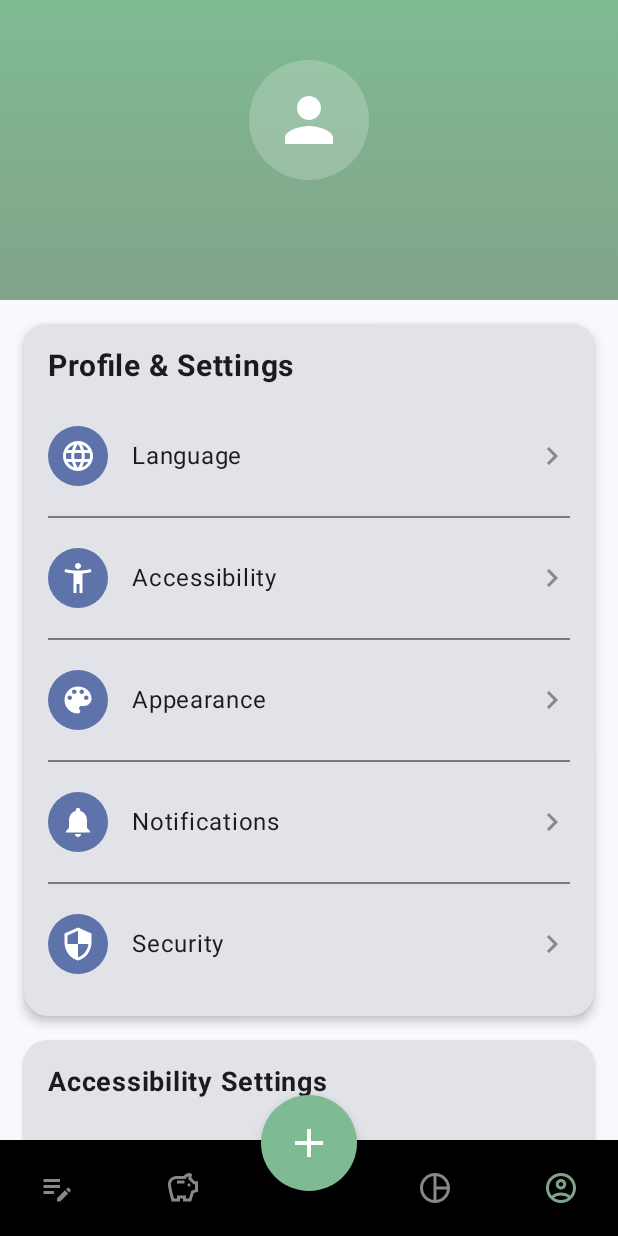
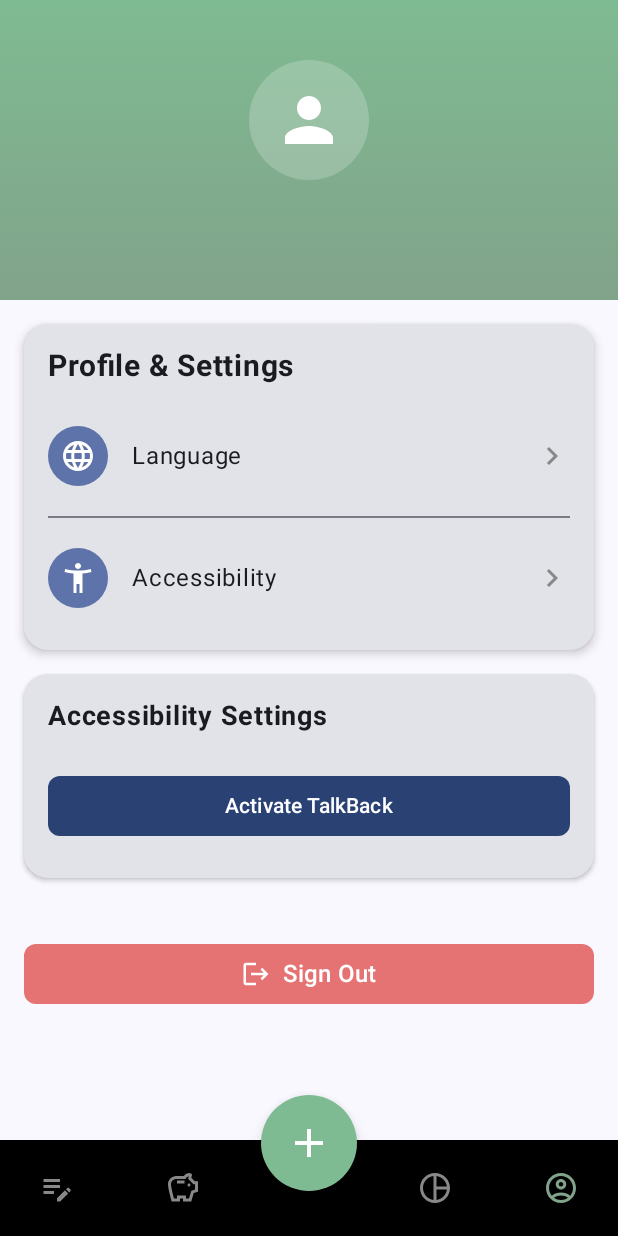
Before and after one commit to Aditya-Kumar-33/MoneyMind, an Android app built with Jetpack Compose: the ProfilePage screen opened through its navigation route, on a phone screen of 412 x 824 dp. Run offline under Robolectric (Android 15) with nearby library versions, the phone set to English and light mode, and no system bars; our stand-ins replace Firebase (no records; nobody signed in at launch, a user with empty details on screens opened directly), Room's generated code, livedata-compose.

Commit message:
Remove appearance, notifications, and security settings from app

```diff
--- a/app/src/main/java/com/example/moneymind/NavigationController.kt
+++ b/app/src/main/java/com/example/moneymind/NavigationController.kt
@@ -182,27 +182,6 @@ fun NavigationController(
                             languageViewModel = languageViewModel
                         )
                     }
-
-                    // Appearance settings route
-                    composable(APPEARANCE_SETTINGS_ROUTE) {
-                        AppearanceSettingsPage(
-                            navController = navController
-                        )
-                    }
-
-                    // Notifications settings route
-                    composable(NOTIFICATIONS_SETTINGS_ROUTE) {
-                        NotificationsSettingsPage(
-                            navController = navController
-                        )
-                    }
-
-                    // Security settings route
-                    composable(SECURITY_SETTINGS_ROUTE) {
-                        SecuritySettingsPage(
-                            navController = navController
-                        )
-                    }
                 }
             }
         )
--- a/app/src/main/java/com/example/moneymind/pages/ProfilePage.kt
+++ b/app/src/main/java/com/example/moneymind/pages/ProfilePage.kt
@@ -20,14 +20,10 @@ import androidx.compose.material.icons.filled.AccessibilityNew
 import androidx.compose.material.icons.filled.AccountCircle
 import androidx.compose.material.icons.filled.Add
 import androidx.compose.material.icons.filled.ChevronRight
-import androidx.compose.material.icons.filled.ColorLens
-import androidx.compose.material.icons.filled.DarkMode
 import androidx.compose.material.icons.filled.Edit
 import androidx.compose.material.icons.filled.Language
 import androidx.compose.material.icons.filled.Logout
-import androidx.compose.material.icons.filled.Notifications
 import androidx.compose.material.icons.filled.Person
-import androidx.compose.material.icons.filled.Security
 import androidx.compose.material3.Button
 import androidx.compose.material3.ButtonDefaults
 import androidx.compose.material3.Card
@@ -168,39 +164,6 @@ fun ProfilePage(
                             navController.navigate(ACCESSIBILITY_SETTINGS_ROUTE)
                         }
                     )
-
-                    Divider(modifier = Modifier.padding(vertical = 8.dp))
-
-                    // Appearance settings
-                    SettingsItem(
-                        icon = Icons.Default.ColorLens,
-                        title = stringResource(id = R.string.profile_appearance),
-                        onClick = {
-                            navController.navigate(APPEARANCE_SETTINGS_ROUTE)
-                        }
-                    )
-
-                    Divider(modifier = Modifier.padding(vertical = 8.dp))
-
-                    // Notifications settings
-                    SettingsItem(
-                        icon = Icons.Default.Notifications,
-                        title = stringResource(id = R.string.profile_notifications),
-                        onClick = {
-                            navController.navigate(NOTIFICATIONS_SETTINGS_ROUTE)
-                        }
-                    )
-
-                    Divider(modifier = Modifier.padding(vertical = 8.dp))
-
-                    // Security settings
-                    SettingsItem(
-                        icon = Icons.Default.Security,
-                        title = stringResource(id = R.string.profile_security),
-                        onClick = {
-                            navController.navigate(SECURITY_SETTINGS_ROUTE)
-                        }
-                    )
                 }
             }
 
```
